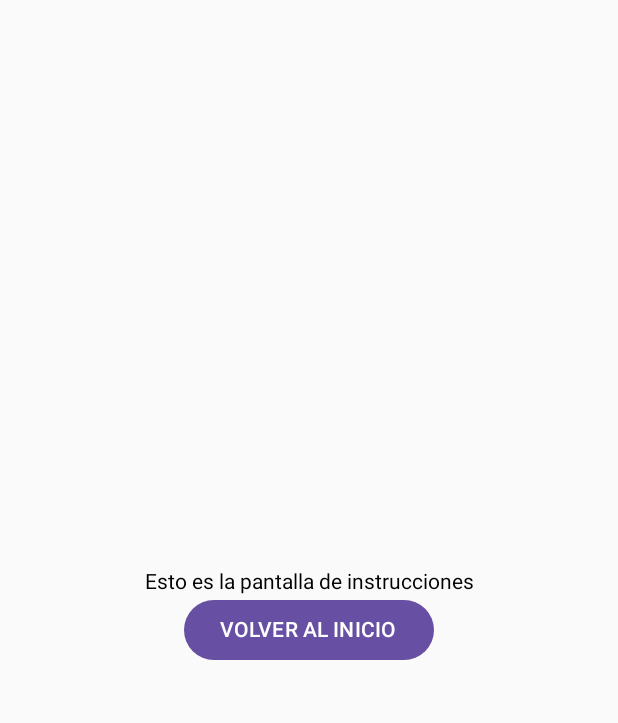
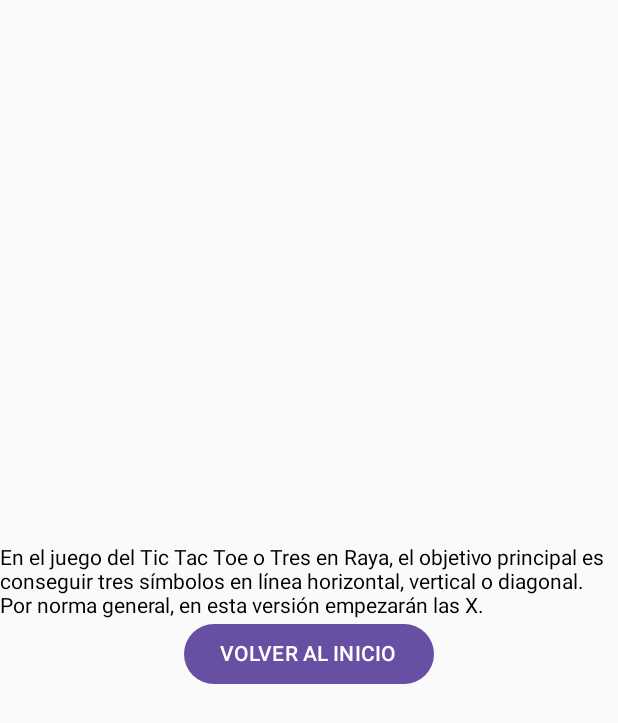
Before and after one commit to gdbogdan/apps1_practica, an Android app built with Jetpack Compose: the Instrucciones screen opened through its navigation route, on a phone screen of 412 x 824 dp. Shown: the top 723 px of the screen. Run offline under Robolectric (Android 15) with nearby library versions, the phone set to English and light mode, and no system bars.

Commit message:
Instrucciones externalizado. Hay que mejorarlo

```diff
--- a/app/src/main/java/com/example/tictactoe/screens/Instrucciones.kt
+++ b/app/src/main/java/com/example/tictactoe/screens/Instrucciones.kt
@@ -1,5 +1,6 @@
 package com.example.tictactoe.screens
 
+import android.provider.Settings.Global.getString
 import androidx.compose.foundation.layout.Arrangement
 import androidx.compose.foundation.layout.Column
 import androidx.compose.foundation.layout.Row
@@ -9,7 +10,9 @@ import androidx.compose.material3.Text
 import androidx.compose.runtime.Composable
 import androidx.compose.ui.Alignment
 import androidx.compose.ui.Modifier
+import androidx.compose.ui.res.stringResource
 import androidx.navigation.NavController
+import com.example.tictactoe.R
 
 @Composable
 fun Instrucciones(navController: NavController){
@@ -20,7 +23,7 @@ fun Instrucciones(navController: NavController){
     ){
         Row {
             Text(
-                text = "Esto es la pantalla de instrucciones"
+                stringResource(R.string.instrucciones)
             )
         }
         Row {
--- a/app/src/main/res/values/strings.xml
+++ b/app/src/main/res/values/strings.xml
@@ -1,3 +1,5 @@
 <resources>
     <string name="app_name">TicTacToe</string>
+    <string name="instrucciones">En el juego del Tic Tac Toe o Tres en Raya, el objetivo principal es conseguir tres símbolos en línea horizontal, vertical o diagonal. Por norma general, en esta versión empezarán las "X".</string>
+    <string name="instrucciones_dificultad">Existen 2 dificultades en el juego, en la dificultad "Fácil" el juego ocupará la primera celda disponible. En cambio, en la dificultad "Difícil" aquí será un valor aleatorio, pudiendo ser que te dificulte la jugabilidad y el ganar la partida.</string>
 </resources>
```
